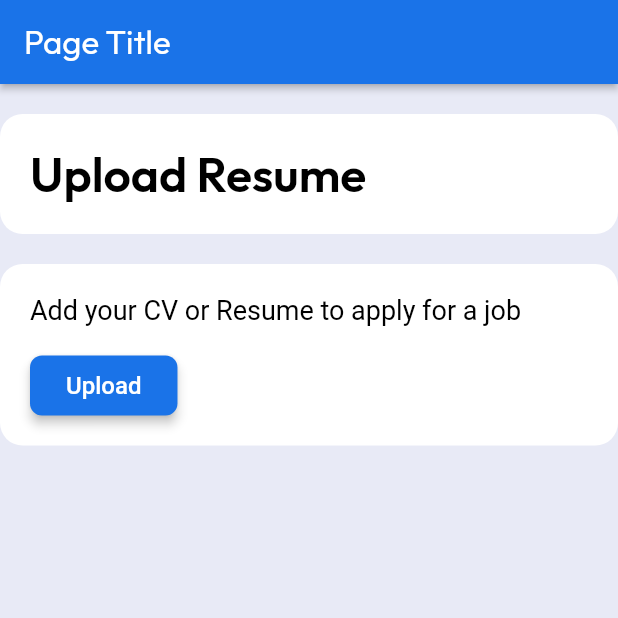
After one commit to lilaavinoth/job_portal_trial, a Flutter app: the screen it shows once a user with an empty profile is signed in, after a tap on "Upload resume & apply", on a phone screen of 412 x 824 dp, the top half of it. The commit adds this screen. Run offline on Flutter 3.47's test engine with Material 2 defaults, Android fonts, the phone set to English and light mode, and no system bars; drawn by our look-alikes of auto_size_text; our stand-ins replace cached_network_image, cloud_firestore, dropdown_button2, file_picker, firebase_analytics, firebase_auth and 18 more; missing offline and left inert: dart:html, dart:js_interop, firebase_core_web, flutter_stripe, html_editor_enhanced, json_path; accounts and stored records are empty; network calls fail; Roboto replaces fonts that are missing (Readex Pro).

Commit message:
Resume present check and upload

```diff
--- /dev/null
+++ b/lib/firebaseModels/resumeModel.dart
@@ -0,0 +1,50 @@
+// ignore_for_file: public_member_api_docs, sort_constructors_first
+import 'dart:convert';
+
+import 'package:flutter/foundation.dart';
+
+class resumeModel {
+  final List<String> resumeList;
+  resumeModel({
+    required this.resumeList,
+  });
+
+
+  resumeModel copyWith({
+    List<String>? resumeList,
+  }) {
+    return resumeModel(
+      resumeList: resumeList ?? this.resumeList,
+    );
+  }
+
+  Map<String, dynamic> toMap() {
+    return <String, dynamic>{
+      'resumeList': resumeList,
+    };
+  }
+
+  factory resumeModel.fromMap(Map<String, dynamic> map) {
+    return resumeModel(
+      resumeList: List<String>.from((map['resumeList'] as List<String>),
+    ));
+  }
+
+  String toJson() => json.encode(toMap());
+
+  factory resumeModel.fromJson(String source) => resumeModel.fromMap(json.decode(source) as Map<String, dynamic>);
+
+  @override
+  String toString() => 'resumeModel(resumeList: $resumeList)';
+
+  @override
+  bool operator ==(covariant resumeModel other) {
+    if (identical(this, other)) return true;
+
+    return
+      listEquals(other.resumeList, resumeList);
+  }
+
+  @override
+  int get hashCode => resumeList.hashCode;
+}
--- a/lib/flutter_flow/nav/nav.dart
+++ b/lib/flutter_flow/nav/nav.dart
@@ -173,6 +173,11 @@ GoRouter createRouter(AppStateNotifier appStateNotifier) => GoRouter(
           name: 'postJob',
           path: '/postJob',
           builder: (context, params) => PostJobWidget(),
+        ),
+        FFRoute(
+          name: 'uploadResume',
+          path: '/uploadResume',
+          builder: (context, params) => UploadResumeWidget(),
         )
       ].map((r) => r.toRoute(appStateNotifier)).toList(),
     );
--- a/lib/index.dart
+++ b/lib/index.dart
@@ -16,3 +16,4 @@ export '/sponsor_job/sponsor_job_widget.dart' show SponsorJobWidget;
 export '/pending_job/pending_job_widget.dart' show PendingJobWidget;
 export '/billing_details/billing_details_widget.dart' show BillingDetailsWidget;
 export '/post_job/post_job_widget.dart' show PostJobWidget;
+export '/upload_resume/upload_resume_widget.dart' show UploadResumeWidget;
--- a/lib/pages/home_page/home_page_widget.dart
+++ b/lib/pages/home_page/home_page_widget.dart
@@ -42,6 +42,7 @@ class _HomePageWidgetState extends State<HomePageWidget>
   fullJobModel jobObject = fullJobModel();
   String selectedContainerId = '';
   fullJobModel rightDisplayObj = fullJobModel();
+  bool isResumePresent = false;
 
   final scaffoldKey = GlobalKey<ScaffoldState>();
 
@@ -72,6 +73,8 @@ class _HomePageWidgetState extends State<HomePageWidget>
   void initState() {
     super.initState();
     _model = createModel(context, () => HomePageModel());
+
+    checkIfResumeExists();
 
     logFirebaseEvent('screen_view', parameters: {'screen_name': 'HomePage'});
     _model.whatTextfieldController ??=
@@ -485,9 +488,13 @@ class _HomePageWidgetState extends State<HomePageWidget>
                                     child: StreamBuilder<QuerySnapshot>(
                                         stream: FirebaseFirestore.instance
                                             .collection('liveJobs')
+                                            .where('status', isEqualTo: 'live')
+                                            .where('subItemId',
+                                                isNotEqualTo: '')
                                             .snapshots(),
                                         builder: (context, snapshot) {
-                                          if (!snapshot.hasData) {
+                                          if (snapshot.connectionState ==
+                                              ConnectionState.waiting) {
                                             return const Center(
                                               child: SizedBox(
                                                 width: 50.0,
@@ -501,6 +508,17 @@ class _HomePageWidgetState extends State<HomePageWidget>
                                                   ),
                                                 ),
                                               ),
+                                            );
+                                          } else if (snapshot.hasError) {
+                                            print(snapshot.error);
+                                            return Center(
+                                              child: Text(
+                                                  'Error: ${snapshot.error}'),
+                                            );
+                                          } else if (!snapshot.hasData ||
+                                              snapshot.data!.docs.isEmpty) {
+                                            return Center(
+                                              child: Text('No data available.'),
                                             );
                                           }
 
@@ -645,15 +663,14 @@ class _HomePageWidgetState extends State<HomePageWidget>
                                           Flexible(
                                             child: FFButtonWidget(
                                               onPressed: () async {
-
-                                                triggerEmail(rightDisplayObj);
-
-                                                reportUsage(
-                                                    rightDisplayObj.subItemId ??
-                                                        "",
-                                                    1);
+                                                isResumePresent
+                                                    ? applytoJob()
+                                                    : context.goNamed(
+                                                        'uploadResume');
                                               },
-                                              text: 'Apply',
+                                              text: isResumePresent
+                                                  ? 'Apply'
+                                                  : 'Upload resume & apply',
                                               options: FFButtonOptions(
                                                 height: 40.0,
                                                 padding: EdgeInsetsDirectional
@@ -784,11 +801,9 @@ class _HomePageWidgetState extends State<HomePageWidget>
 
   Future<void> registerPayment() async {
     try {
-      // Replace 'YOUR_CLOUD_FUNCTION_URL' with the URL of your deployed Cloud Function
       final url =
           'https://us-central1-jobx-global.cloudfunctions.net/registerPayment';
 
-      // Replace these values with actual payment details
       final Map<String, dynamic> paymentData = {
         'amount': 2000,
         'currency': 'gbp',
@@ -852,7 +867,7 @@ class _HomePageWidgetState extends State<HomePageWidget>
         'customers/JiVwoZ2SpOcAZL6bov64z1Fycsh2/subscriptions/';
 
     const url =
-        'https://us-central1-jobx-global.cloudfunctions.net/docListener'; // Replace with the URL of your deployed Cloud Function
+        'https://us-central1-jobx-global.cloudfunctions.net/docListener';
 
     final Map<String, dynamic> path = {
       'collectionPath': collectionPath,
@@ -880,15 +895,64 @@ class _HomePageWidgetState extends State<HomePageWidget>
       final emailPath = FirebaseFirestore.instance.collection('mail').doc();
 
       final messageContent = MessageContent(
-          subject: '$currentUserDisplayName has applied for your ${rightDisplayObj.jobTitle}',
+          subject:
+              '$currentUserDisplayName has applied for your ${rightDisplayObj.jobTitle}',
           text: 'You got a new candidate to review',
           html: 'This is the <code>HTML</code> section of the email');
 
-      List<String> emailList = [rightDisplayObj.email1 ?? "", rightDisplayObj.email2 ?? "", rightDisplayObj.email3 ?? ""];
+      List<String> emailList = [
+        rightDisplayObj.email1 ?? "",
+        rightDisplayObj.email2 ?? "",
+        rightDisplayObj.email3 ?? ""
+      ];
 
-      final newEmail = emailModel(to: emailList, message: messageContent.toMap());
+      final newEmail =
+          emailModel(to: emailList, message: messageContent.toMap());
 
       await emailPath.set(newEmail.toMap());
     }
   }
+
+  Future checkIfResumeExists() async {
+    try {
+      final docSnapshot = await FirebaseFirestore.instance
+          .collection('users')
+          .doc(currentUserUid)
+          .collection('userDetails')
+          .doc('resumeData')
+          .get();
+
+      // Check if the document exists
+      if (docSnapshot.exists) {
+        // Get the data from the document
+        final data = docSnapshot.data();
+
+        // Check if the list field exists and is not empty
+        if (data != null &&
+            data.containsKey('resumeList') &&
+            data['resumeList'] is List &&
+            data['resumeList'].isNotEmpty) {
+          setState(() {
+            isResumePresent = true;
+          });
+        } else {
+          setState(() {
+            isResumePresent = false;
+          });
+        }
+      }
+    } catch (e) {
+      // Handle any potential errors here
+      print('Error checking list: $e');
+      setState(() {
+        isResumePresent = false;
+      });
+    }
+  }
+
+  applytoJob() {
+    triggerEmail(rightDisplayObj);
+
+    reportUsage(rightDisplayObj.subItemId ?? "", 1);
+  }
 }
--- /dev/null
+++ b/lib/upload_resume/upload_resume_model.dart
@@ -0,0 +1,28 @@
+import '/flutter_flow/flutter_flow_theme.dart';
+import '/flutter_flow/flutter_flow_util.dart';
+import '/flutter_flow/flutter_flow_widgets.dart';
+import 'package:flutter/material.dart';
+import 'package:google_fonts/google_fonts.dart';
+import 'package:provider/provider.dart';
+
+class UploadResumeModel extends FlutterFlowModel {
+  ///  State fields for stateful widgets in this page.
+
+  final unfocusNode = FocusNode();
+  bool isDataUploading = false;
+  FFUploadedFile uploadedLocalFile =
+      FFUploadedFile(bytes: Uint8List.fromList([]));
+  String uploadedFileUrl = '';
+
+  /// Initialization and disposal methods.
+
+  void initState(BuildContext context) {}
+
+  void dispose() {
+    unfocusNode.dispose();
+  }
+
+  /// Action blocks are added here.
+
+  /// Additional helper methods are added here.
+}
--- /dev/null
+++ b/lib/upload_resume/upload_resume_widget.dart
@@ -0,0 +1,301 @@
+import 'dart:math';
+
+import 'package:file_picker/file_picker.dart';
+import 'package:firebase_storage/firebase_storage.dart';
+import 'package:flutter/material.dart';
+import 'package:google_fonts/google_fonts.dart';
+import 'package:job_portal_trial/auth/firebase_auth/auth_util.dart';
+import 'package:job_portal_trial/firebaseModels/resumeModel.dart';
+import 'package:provider/provider.dart';
+import '/flutter_flow/flutter_flow_theme.dart';
+import '/flutter_flow/flutter_flow_util.dart';
+import '/flutter_flow/flutter_flow_widgets.dart';
+import 'upload_resume_model.dart';
+
+export 'upload_resume_model.dart';
+
+class UploadResumeWidget extends StatefulWidget {
+  const UploadResumeWidget({Key? key}) : super(key: key);
+
+  @override
+  _UploadResumeWidgetState createState() => _UploadResumeWidgetState();
+}
+
+class _UploadResumeWidgetState extends State<UploadResumeWidget> {
+  late UploadResumeModel _model;
+
+  Uint8List? _fileBytes;
+  String? _fileName;
+
+  final scaffoldKey = GlobalKey<ScaffoldState>();
+
+  @override
+  void initState() {
+    super.initState();
+    _model = createModel(context, () => UploadResumeModel());
+
+    logFirebaseEvent('screen_view',
+        parameters: {'screen_name': 'uploadResume'});
+    WidgetsBinding.instance.addPostFrameCallback((_) => setState(() {}));
+  }
+
+  @override
+  void dispose() {
+    _model.dispose();
+
+    super.dispose();
+  }
+
+  @override
+  Widget build(BuildContext context) {
+    context.watch<FFAppState>();
+
+    return GestureDetector(
+      onTap: () => FocusScope.of(context).requestFocus(_model.unfocusNode),
+      child: Scaffold(
+        key: scaffoldKey,
+        backgroundColor: Color(0xFFE8EAF6),
+        appBar: AppBar(
+          backgroundColor: Color(0xFF1A73E8),
+          automaticallyImplyLeading: false,
+          title: Text(
+            'Page Title',
+            style: FlutterFlowTheme.of(context).headlineMedium.override(
+                  fontFamily: 'Outfit',
+                  color: Colors.white,
+                  fontSize: 22.0,
+                ),
+          ),
+          actions: [],
+          centerTitle: false,
+          elevation: 2.0,
+        ),
+        body: SafeArea(
+          top: true,
+          child: Column(
+            mainAxisSize: MainAxisSize.max,
+            children: [
+              Padding(
+                padding: EdgeInsetsDirectional.fromSTEB(0.0, 0.0, 0.0, 20.0),
+                child: SingleChildScrollView(
+                  child: Column(
+                    mainAxisSize: MainAxisSize.max,
+                    crossAxisAlignment: CrossAxisAlignment.stretch,
+                    children: [
+                      SingleChildScrollView(
+                        child: Column(
+                          mainAxisSize: MainAxisSize.max,
+                          children: [
+                            Padding(
+                              padding: EdgeInsetsDirectional.fromSTEB(
+                                  0.0, 20.0, 0.0, 0.0),
+                              child: Container(
+                                width: 800.0,
+                                decoration: BoxDecoration(
+                                  color: Colors.white,
+                                  borderRadius: BorderRadius.circular(15.0),
+                                ),
+                                child: Padding(
+                                  padding: EdgeInsetsDirectional.fromSTEB(
+                                      20.0, 20.0, 0.0, 20.0),
+                                  child: Text(
+                                    'Upload Resume',
+                                    style: FlutterFlowTheme.of(context)
+                                        .headlineLarge
+                                        .override(
+                                          fontFamily: 'Outfit',
+                                          color: Colors.black,
+                                        ),
+                                  ),
+                                ),
+                              ),
+                            ),
+                            Padding(
+                              padding: EdgeInsetsDirectional.fromSTEB(
+                                  0.0, 20.0, 0.0, 0.0),
+                              child: Container(
+                                width: 800.0,
+                                decoration: BoxDecoration(
+                                  color: Colors.white,
+                                  borderRadius: BorderRadius.circular(15.0),
+                                ),
+                                child: Column(
+                                  mainAxisSize: MainAxisSize.max,
+                                  children: [
+                                    Align(
+                                      alignment:
+                                          AlignmentDirectional(-1.0, 0.0),
+                                      child: Padding(
+                                        padding: EdgeInsetsDirectional.fromSTEB(
+                                            20.0, 20.0, 20.0, 10.0),
+                                        child: Text(
+                                          'Add your CV or Resume to apply for a job',
+                                          style: FlutterFlowTheme.of(context)
+                                              .titleMedium
+                                              .override(
+                                                fontFamily: 'Readex Pro',
+                                                color: Colors.black,
+                                              ),
+                                        ),
+                                      ),
+                                    ),
+                                    Padding(
+                                      padding: EdgeInsetsDirectional.fromSTEB(
+                                          20.0, 10.0, 20.0, 20.0),
+                                      child: Row(
+                                        mainAxisSize: MainAxisSize.max,
+                                        mainAxisAlignment:
+                                            MainAxisAlignment.spaceBetween,
+                                        children: [
+                                          Row(
+                                            mainAxisSize: MainAxisSize.max,
+                                            children: [
+                                              FFButtonWidget(
+                                                onPressed: () async {
+                                                  logFirebaseEvent(
+                                                      'UPLOAD_RESUME_PAGE_UPLOAD_BTN_ON_TAP');
+                                                  logFirebaseEvent(
+                                                      'Button_upload_file_to_firebase');
+
+                                                  pickPDF();
+                                                },
+                                                text: 'Upload',
+                                                options: FFButtonOptions(
+                                                  height: 40.0,
+                                                  padding: EdgeInsetsDirectional
+                                                      .fromSTEB(
+                                                          24.0, 0.0, 24.0, 0.0),
+                                                  iconPadding:
+                                                      EdgeInsetsDirectional
+                                                          .fromSTEB(0.0, 0.0,
+                                                              0.0, 0.0),
+                                                  color: Color(0xFF1A73E8),
+                                                  textStyle:
+                                                      FlutterFlowTheme.of(
+                                                              context)
+                                                          .titleSmall
+                                                          .override(
+                                                            fontFamily:
+                                                                'Readex Pro',
+                                                            color: Colors.white,
+                                                          ),
+                                                  elevation: 3.0,
+                                                  borderSide: BorderSide(
+                                                    color: Colors.transparent,
+                                                    width: 1.0,
+                                                  ),
+                                                  borderRadius:
+                                                      BorderRadius.circular(
+                                                          8.0),
+                                                ),
+                                              ),
+                                            ].divide(SizedBox(width: 10.0)),
+                                          ),
+                                        ],
+                                      ),
+                                    ),
+                                  ],
+                                ),
+                              ),
+                            ),
+                          ],
+                        ),
+                      ),
+                    ],
+                  ),
+                ),
+              ),
+            ],
+          ),
+        ),
+      ),
+    );
+  }
+
+  uploadData(storagePath, bytes) {}
+
+  Future pickPDF() async {
+    FilePickerResult? result = await FilePicker.platform.pickFiles(
+      type: FileType.custom,
+      allowedExtensions: ['pdf'],
+    );
+
+    if (result != null) {
+      setState(() {
+        _fileBytes = result.files.single.bytes;
+        _fileName = result.files.single.name;
+        print(_fileName);
+        uploadToFirestore();
+      });
+    } else {
+      // User canceled the file picking
+      setState(() {
+        _fileBytes = null;
+        _fileName = null;
+      });
+    }
+  }
+
+  String generateRandomString(int length) {
+    const String characterSet =
+        'abcdefghijklmnopqrstuvwxyzABCDEFGHIJKLMNOPQRSTUVWXYZ0123456789';
+    Random random = Random();
+    StringBuffer randomString = StringBuffer();
+
+    for (int i = 0; i < length; i++) {
+      int randomIndex = random.nextInt(characterSet.length);
+      randomString.write(characterSet[randomIndex]);
+    }
+
+    return randomString.toString();
+  }
+
+  Future updateResumePath(String randomString) async {
+    final resumePath = FirebaseFirestore.instance
+          .collection('users')
+          .doc(currentUserUid)
+          .collection('userDetails')
+          .doc('resumeData');
+
+    final newdata = resumeModel(resumeList: [randomString]);
+
+    await resumePath.set(newdata.toMap());
+  }
+
+  Future uploadToFirestore() async {
+    if (_fileBytes == null || _fileName == null) {
+      return;
+    }
+
+    try {
+      String randomString = generateRandomString(5); // Generates a random string of length 10
+      // Create a reference to the location in Firebase Storage where you want to upload the file
+      final Reference storageRef = FirebaseStorage.instance
+          .ref()
+          .child('pdfs/$currentUserUid/$randomString');
+
+      // Upload the file to Firebase Storage
+      final TaskSnapshot uploadTask = await storageRef.putData(_fileBytes!);
+
+      // Get the download URL of the uploaded file
+      final String downloadURL = await uploadTask.ref.getDownloadURL();
+
+      // Now you can save the downloadURL to Firestore or use it as needed
+      print('Download URL: $downloadURL');
+      updateResumePath(randomString);
+
+      context.goNamed('homePage');
+
+      // Reset the state after successful upload
+      setState(() {
+        _fileBytes = null;
+        _fileName = null;
+      });
+    } catch (e) {
+      // Handle any errors that occurred during the upload process
+      print('Error uploading file: $e');
+    }
+  }
+
+
+}
--- a/pubspec.yaml
+++ b/pubspec.yaml
@@ -82,6 +82,8 @@ dependencies:
   http: ^0.13.6
   flutter_stripe: ^9.3.0
   flutter_html: 3.0.0-alpha.5
+  file_picker: ^5.2.10
+  firebase_storage: ^11.2.2
 
 flutter:
   uses-material-design: true
```
Also changed, not shown: pubspec.lock, 3 other files.
